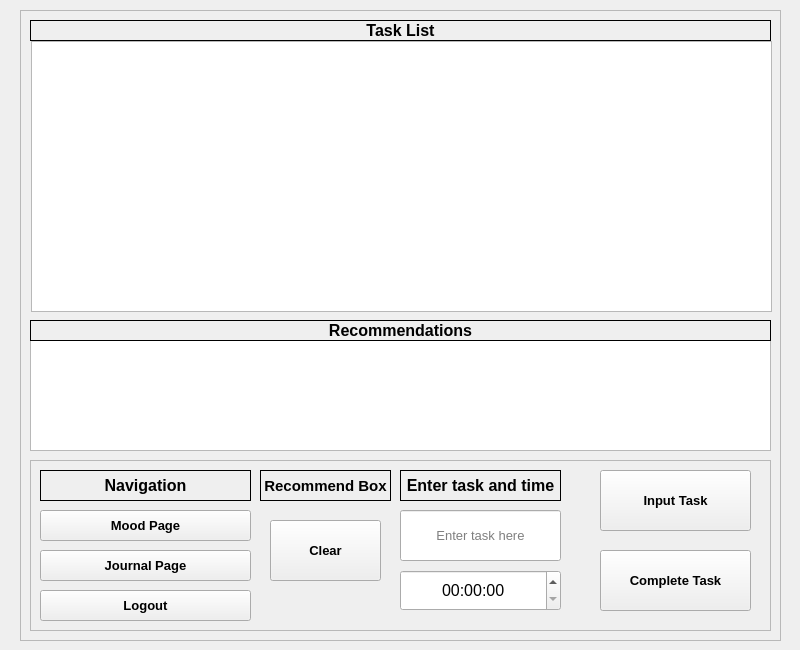
First picture: the form in tasklistwindow.ui, repository MaxRUnger/370Team8, before the edit.
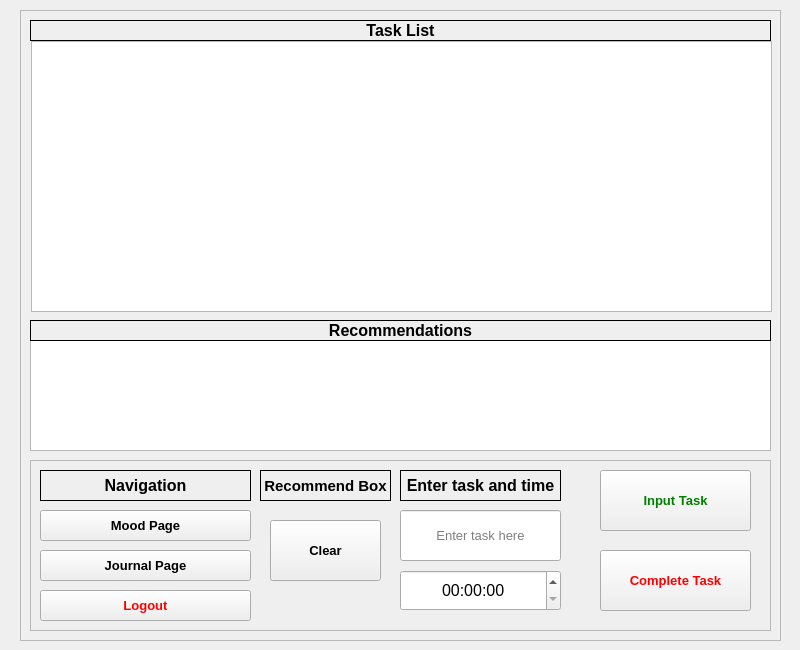
Second picture: the form after the edit.

What changed in the file:
```diff
--- a/tasklistwindow.ui
+++ b/tasklistwindow.ui
@@ -71,6 +71,10 @@
        <bold>true</bold>
       </font>
      </property>
+     <property name="styleSheet">
+      <string notr="true">color: green;
+</string>
+     </property>
      <property name="text">
       <string>Input Task</string>
      </property>
@@ -139,6 +143,10 @@
        <bold>true</bold>
       </font>
      </property>
+     <property name="styleSheet">
+      <string notr="true">color: red;
+</string>
+     </property>
      <property name="text">
       <string>Complete Task</string>
      </property>
@@ -221,6 +229,10 @@
        <bold>true</bold>
       </font>
      </property>
+     <property name="styleSheet">
+      <string notr="true">color: red;
+</string>
+     </property>
      <property name="text">
       <string>Logout</string>
      </property>
```
